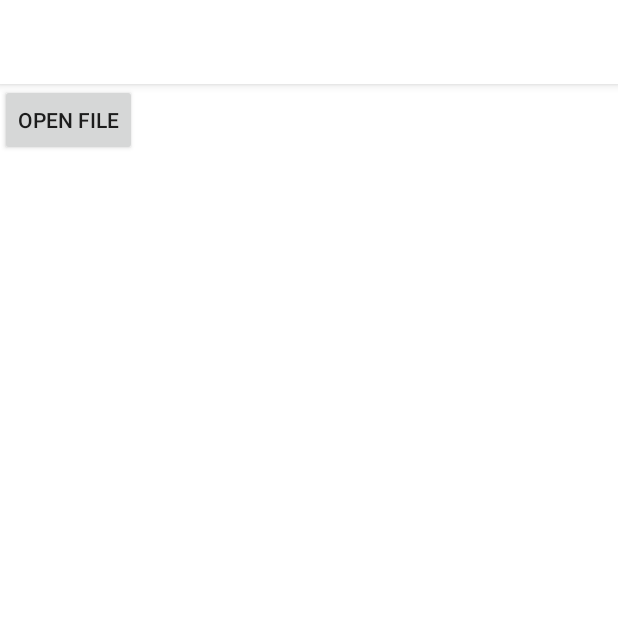
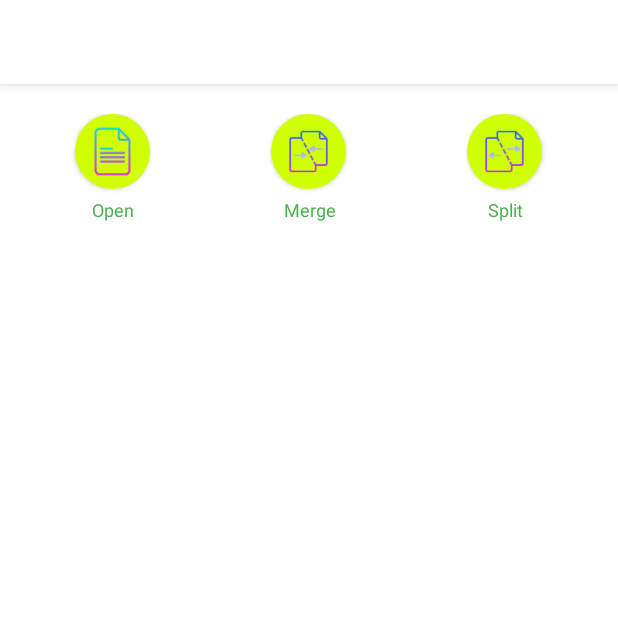
Before and after one commit to chirag389817/pdf-viewer, an Android app: the screen it shows after launch (MainActivity), on a phone screen of 412 x 824 dp, the top half of it. Run offline under Robolectric (Android 15) with nearby library versions, the phone set to English and light mode, and no system bars.

Commit message:
setup for open existing pdf file

```diff
--- /dev/null
+++ b/app/src/main/java/com/csp/pdfviewer/GridViewAdapterMain.java
@@ -0,0 +1,49 @@
+package com.csp.pdfviewer;
+
+import android.annotation.SuppressLint;
+import android.content.Context;
+import android.view.LayoutInflater;
+import android.view.View;
+import android.view.ViewGroup;
+import android.widget.BaseAdapter;
+import android.widget.ImageButton;
+import android.widget.ImageView;
+import android.widget.TextView;
+
+public class GridViewAdapterMain extends BaseAdapter {
+
+    Context context;
+    String[] itemNames={"Open","Merge","Split"};
+    int[] itemIcons={R.drawable.open_pdf,R.drawable.merge_pdf,R.drawable.split_pdf};
+
+    public GridViewAdapterMain(Context context){
+        this.context=context;
+    }
+
+    @Override
+    public int getCount() {
+        return itemNames.length;
+    }
+
+    @Override
+    public Object getItem(int i) {
+        return null;
+    }
+
+    @Override
+    public long getItemId(int i) {
+        return i;
+    }
+
+    @SuppressLint("UseCompatLoadingForDrawables")
+    @Override
+    public View getView(int position, View view, ViewGroup viewGroup) {
+        @SuppressLint("ViewHolder")
+        View itemView= LayoutInflater.from(context).inflate(R.layout.item_grid_main,viewGroup,false);
+        ImageView btnicon=itemView.findViewById(R.id.btnicon);
+        TextView txtItemName=itemView.findViewById(R.id.txtItemName);
+        btnicon.setImageDrawable(context.getResources().getDrawable(itemIcons[position]));
+        txtItemName.setText(itemNames[position]);
+        return itemView;
+    }
+}
--- a/app/src/main/java/com/csp/pdfviewer/MainActivity.java
+++ b/app/src/main/java/com/csp/pdfviewer/MainActivity.java
@@ -14,7 +14,10 @@ import androidx.core.app.ActivityOptionsCompat;
 import android.app.Activity;
 import android.content.Intent;
 import android.os.Bundle;
+import android.util.Log;
 import android.view.View;
+import android.widget.AdapterView;
+import android.widget.GridView;
 import android.widget.Toast;
 
 public class MainActivity extends AppCompatActivity {
@@ -25,11 +28,35 @@ public class MainActivity extends AppCompatActivity {
         setContentView(R.layout.activity_main);
 
         setMyActionBar();
+        setGridView();
+    }
+
+    private void setGridView() {
+        GridView gridView=findViewById(R.id.gridView);
+        gridView.setAdapter(new GridViewAdapterMain(this));
+        gridView.setOnItemClickListener(new AdapterView.OnItemClickListener() {
+            @Override
+            public void onItemClick(AdapterView<?> adapterView, View view, int position, long l) {
+                switch (position){
+                    case 0:openFile();
+                        break;
+                }
+            }
+        });
     }
 
     private void setMyActionBar() {
         Toolbar toolbar=findViewById(R.id.toolbar);
         setSupportActionBar(toolbar);
+    }
+
+    public void openFile() {
+        Intent pdfPickerIntent =new Intent();
+        pdfPickerIntent.setAction(Intent.ACTION_GET_CONTENT);
+        pdfPickerIntent.putExtra(Intent.EXTRA_ALLOW_MULTIPLE,true);
+        pdfPickerIntent.setType("application/pdf");
+        Intent picker=Intent.createChooser(pdfPickerIntent,"Choose PDF File");
+        launcher.launch(picker);
     }
 
     ActivityResultLauncher<Intent> launcher=registerForActivityResult(new ActivityResultContracts.StartActivityForResult(), result -> {
@@ -40,12 +67,4 @@ public class MainActivity extends AppCompatActivity {
         }
     });
 
-    public void openFile(View view) {
-        Intent pdfPickerIntent =new Intent();
-        pdfPickerIntent.setAction(Intent.ACTION_GET_CONTENT);
-        pdfPickerIntent.putExtra(Intent.EXTRA_ALLOW_MULTIPLE,true);
-        pdfPickerIntent.setType("application/pdf");
-        Intent picker=Intent.createChooser(pdfPickerIntent,"Choose PDF File");
-        launcher.launch(picker);
-    }
 }
--- a/app/src/main/res/layout/activity_main.xml
+++ b/app/src/main/res/layout/activity_main.xml
@@ -12,10 +12,11 @@
         android:layout_height="wrap_content"
         android:layout_width="match_parent"
         layout="@layout/tool_bar"/>
-    <androidx.appcompat.widget.AppCompatButton
-        android:layout_width="wrap_content"
+    <GridView
+        android:layout_width="match_parent"
         android:layout_height="wrap_content"
-        android:text="Open File"
-        android:onClick="openFile"/>
+        android:numColumns="3"
+        android:padding="10dp"
+        android:id="@+id/gridView"/>
 
 </LinearLayout>
--- /dev/null
+++ b/app/src/main/res/layout/item_grid_main.xml
@@ -0,0 +1,35 @@
+<?xml version="1.0" encoding="utf-8"?>
+<LinearLayout xmlns:android="http://schemas.android.com/apk/res/android"
+    android:layout_width="match_parent"
+    android:layout_height="match_parent"
+    android:padding="10dp"
+    android:gravity="center"
+    android:orientation="vertical"
+    xmlns:app="http://schemas.android.com/apk/res-auto">
+    <androidx.cardview.widget.CardView
+        android:layout_width="wrap_content"
+        app:cardCornerRadius="25dp"
+        android:elevation="7dp"
+        android:id="@+id/itemCard"
+        android:layout_height="wrap_content">
+        <ImageView
+            android:id="@+id/btnicon"
+            android:layout_width="50dp"
+            android:layout_height="50dp"
+            android:padding="8dp"
+            android:background="#D0FF02"
+            android:layout_gravity="center"
+            android:scaleType="fitXY"
+            android:src="@drawable/open_pdf"
+            />
+    </androidx.cardview.widget.CardView>
+    <TextView
+        android:layout_width="match_parent"
+        android:layout_height="wrap_content"
+        android:id="@+id/txtItemName"
+        android:padding="5dp"
+        android:text="Merge pdf"
+        android:textSize="12sp"
+        android:gravity="center"
+        android:textColor="#4CAF50"/>
+</LinearLayout>
```
Also changed, not shown: app/src/main/res/drawable/merge_pdf.png (added), app/src/main/res/drawable/open_pdf.png (added), app/src/main/res/drawable/split_pdf.png (added).
